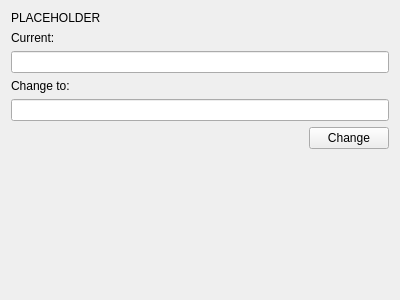
altlinux/admc, file src/admc/fsmo_tab.ui: the form before one commit.
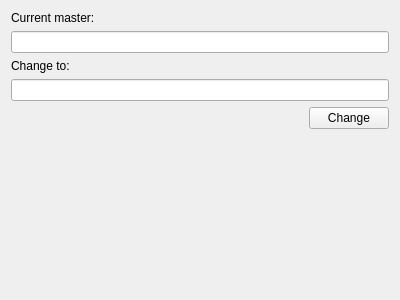
The form after the commit.

Commit message: remove explanation from fsmo tabs

Diff of the .ui file:
```diff
--- a/src/admc/fsmo_tab.ui
+++ b/src/admc/fsmo_tab.ui
@@ -14,17 +14,10 @@
    <string>Form</string>
   </property>
   <layout class="QVBoxLayout" name="verticalLayout">
-   <item>
-    <widget class="QLabel" name="explanation_label">
-     <property name="text">
-      <string notr="true">PLACEHOLDER</string>
-     </property>
-    </widget>
-   </item>
    <item>
     <widget class="QLabel" name="label_2">
      <property name="text">
-      <string>Current:</string>
+      <string>Current master:</string>
      </property>
     </widget>
    </item>
```
The commit also changes 3 other files.
